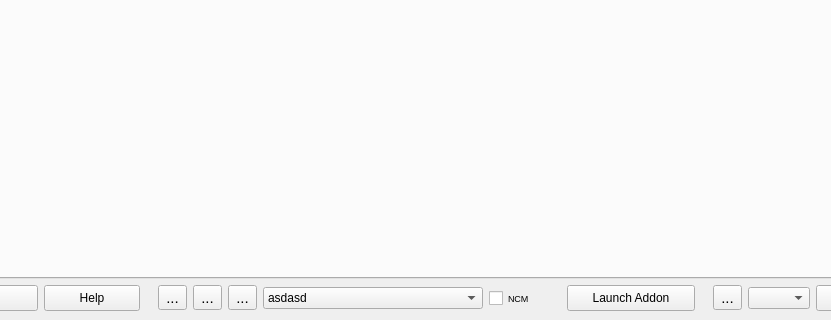
Qt form src/main.ui (dertwist/Hammer5Tools) before a commit; both pictures show x 213 to 1044 and y 560 to 880 of the 1194 by 880 pixel window.
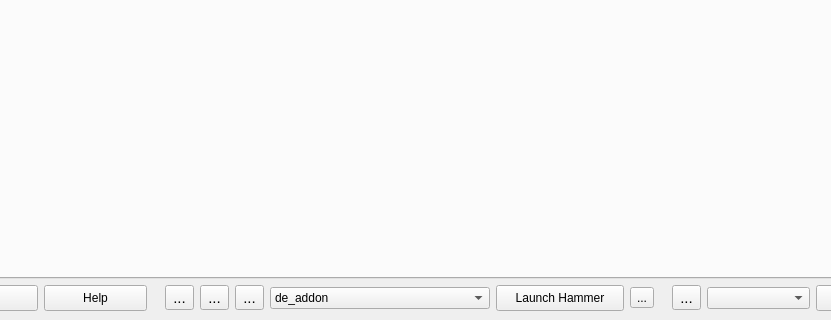
The same form after that commit. Icons and pictures are not drawn.

Commit message: Added launch options

Patch:
```diff
--- a/src/main.ui
+++ b/src/main.ui
@@ -443,66 +443,11 @@
         </property>
         <item>
          <property name="text">
-          <string>asdasd</string>
+          <string>de_addon</string>
          </property>
         </item>
        </widget>
       </item>
-      <item>
-       <widget class="QCheckBox" name="check_Box_NCM_Mode">
-        <property name="sizePolicy">
-         <sizepolicy hsizetype="Maximum" vsizetype="Fixed">
-          <horstretch>0</horstretch>
-          <verstretch>0</verstretch>
-         </sizepolicy>
-        </property>
-        <property name="minimumSize">
-         <size>
-          <width>72</width>
-          <height>0</height>
-         </size>
-        </property>
-        <property name="maximumSize">
-         <size>
-          <width>72</width>
-          <height>32</height>
-         </size>
-        </property>
-        <property name="font">
-         <font>
-          <family>Segoe UI</family>
-          <pointsize>7</pointsize>
-         </font>
-        </property>
-        <property name="toolTip">
-         <string>&lt;html&gt;&lt;head/&gt;&lt;body&gt;&lt;p&gt;&lt;span style=&quot; font-size:12pt; font-weight:700;&quot;&gt;NCM (--nocustomermachine)&lt;/span&gt; is a launch parameter that enable&lt;span style=&quot; font-weight:700;&quot;&gt;s baking lightmaps with CPU&lt;/span&gt;&lt;/p&gt;&lt;p&gt;However, when CS2 is launched with this parameter, default assets will not be visible; only your own assets will appear.&lt;/p&gt;&lt;p&gt;&lt;img src=&quot;:/images/tooltip/tooltip_ncm_01.png&quot; width=&quot;259&quot;/&gt;&lt;/p&gt;&lt;/body&gt;&lt;/html&gt;</string>
-        </property>
-        <property name="whatsThis">
-         <string>&lt;html&gt;&lt;head/&gt;&lt;body&gt;&lt;p&gt;&lt;br/&gt;&lt;/p&gt;&lt;/body&gt;&lt;/html&gt;</string>
-        </property>
-        <property name="text">
-         <string>NCM</string>
-        </property>
-        <property name="iconSize">
-         <size>
-          <width>20</width>
-          <height>20</height>
-         </size>
-        </property>
-        <property name="checked">
-         <bool>false</bool>
-        </property>
-        <property name="autoRepeat">
-         <bool>false</bool>
-        </property>
-        <property name="autoExclusive">
-         <bool>false</bool>
-        </property>
-        <property name="tristate">
-         <bool>false</bool>
-        </property>
-       </widget>
-      </item>
       <item>
        <widget class="QPushButton" name="Launch_Addon_Button">
         <property name="enabled">
@@ -521,7 +466,7 @@
          <string notr="true">padding: 5px;</string>
         </property>
         <property name="text">
-         <string>Launch Addon</string>
+         <string>Launch Hammer</string>
         </property>
         <property name="icon">
          <iconset resource="resources.qrc">
@@ -538,6 +483,23 @@
         </property>
        </widget>
       </item>
+      <item>
+       <widget class="QToolButton" name="launch_settings">
+        <property name="text">
+         <string>...</string>
+        </property>
+        <property name="icon">
+         <iconset resource="resources.qrc">
+          <normaloff>:/icons/settings_16dp_9D9D9D_FILL0_wght400_GRAD0_opsz20.svg</normaloff>:/icons/settings_16dp_9D9D9D_FILL0_wght400_GRAD0_opsz20.svg</iconset>
+        </property>
+        <property name="iconSize">
+         <size>
+          <width>20</width>
+          <height>20</height>
+         </size>
+        </property>
+       </widget>
+      </item>
       <item>
        <spacer name="horizontalSpacer">
         <property name="orientation">
```
Left out of the diff: 4 changed lines with no effect on the pictures. The commit also changes 9 other files.
